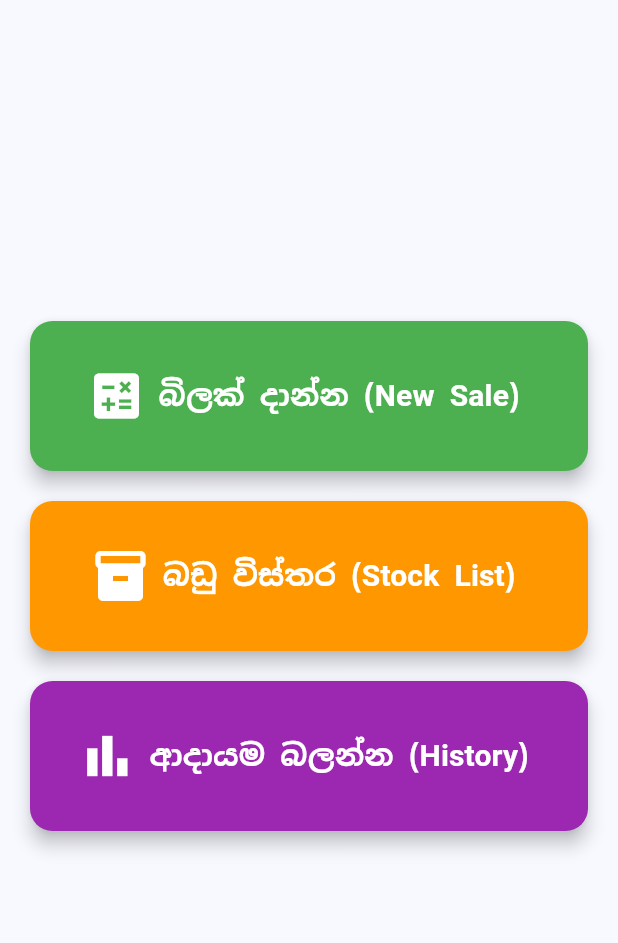
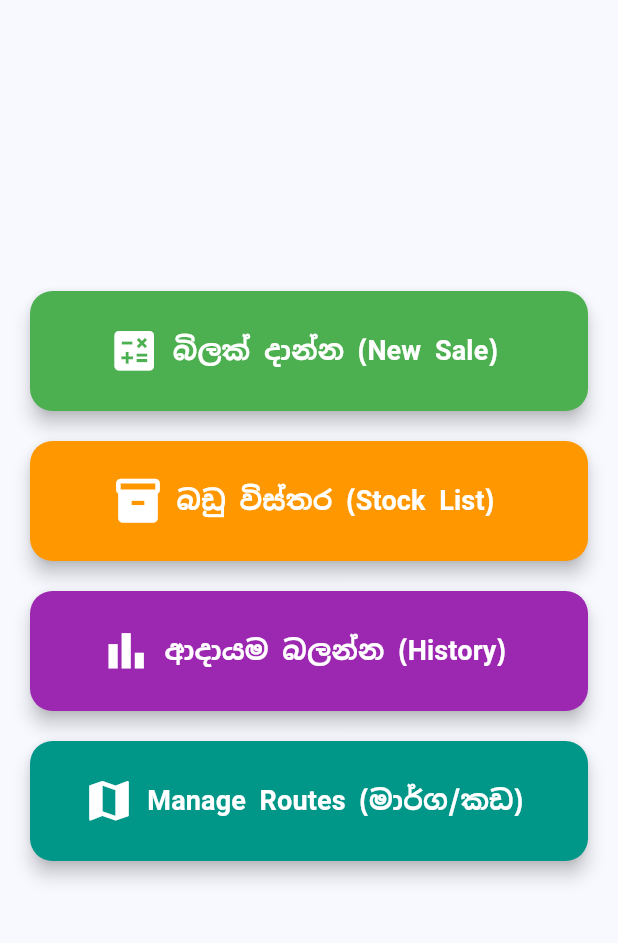
Before and after one commit to Zaincasper69/sales_buddy, a Flutter app: the screen it shows after launch, on a phone screen of 412 x 824 dp, the part 84-1027 px from its top. Run offline on Flutter 3.47's test engine with Material 3 defaults, Android fonts, the phone set to English and light mode, and no system bars; our stand-ins replace google_fonts, sqflite; accounts and stored records are empty.

Commit message:
Add Manage Routes button to Home Dashboard

```diff
--- a/lib/screens/home_screen.dart
+++ b/lib/screens/home_screen.dart
@@ -2,6 +2,7 @@ import 'package:flutter/material.dart';
 import 'stock_list_screen.dart';
 import 'billing_screen.dart';
 import 'sales_history_screen.dart';
+import 'manage_routes_screen.dart';
 
 class HomeScreen extends StatelessWidget {
   const HomeScreen({super.key});
@@ -66,6 +67,22 @@ class HomeScreen extends StatelessWidget {
                 );
               },
             ),
+            const SizedBox(height: 20),
+
+            _buildDashboardButton(
+              context,
+              icon: Icons.map,
+              title: "Manage Routes (මාර්ග/කඩ)",
+              color: Colors.teal,
+              onTap: () {
+                Navigator.push(
+                  context,
+                  MaterialPageRoute(
+                    builder: (context) => const ManageRoutesScreen(),
+                  ),
+                );
+              },
+            ),
           ],
         ),
       ),
@@ -81,7 +98,7 @@ class HomeScreen extends StatelessWidget {
   }) {
     return SizedBox(
       width: double.infinity,
-      height: 100,
+      height: 80,
       child: ElevatedButton.icon(
         onPressed: onTap,
         style: ElevatedButton.styleFrom(
@@ -92,10 +109,10 @@ class HomeScreen extends StatelessWidget {
           ),
           elevation: 5,
         ),
-        icon: Icon(icon, size: 40),
+        icon: Icon(icon, size: 35),
         label: Text(
           title,
-          style: const TextStyle(fontSize: 20, fontWeight: FontWeight.bold),
+          style: const TextStyle(fontSize: 18, fontWeight: FontWeight.bold),
         ),
       ),
     );
```
